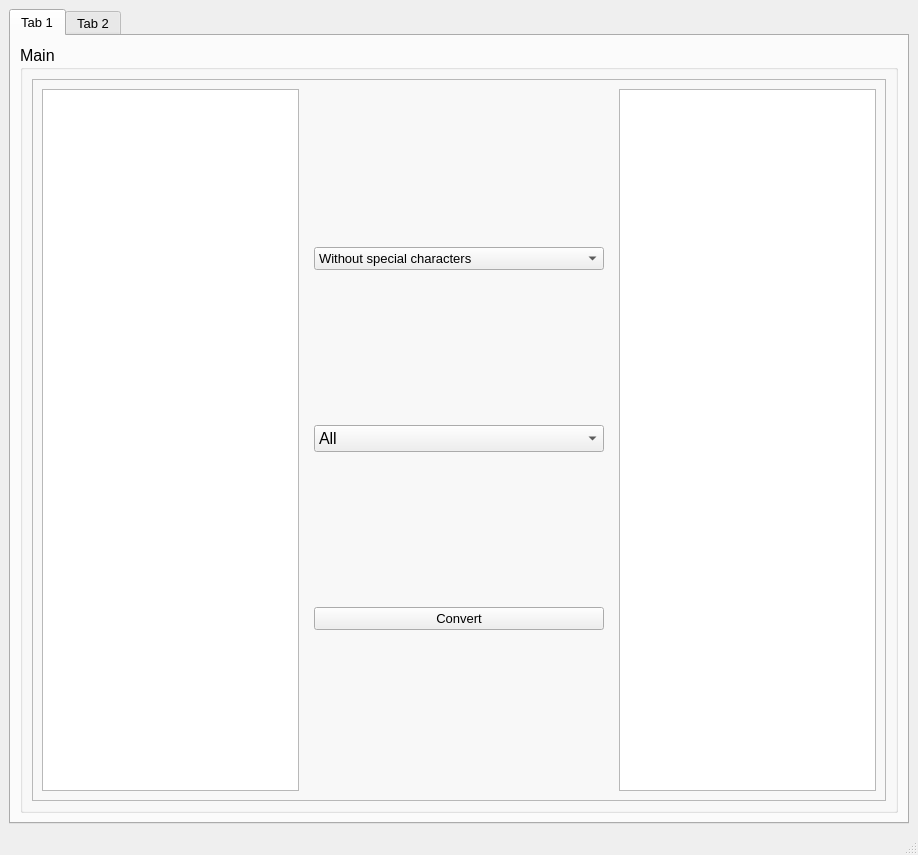
pphatt/qt5, file Random words Project/random1.ui: the form before one commit.
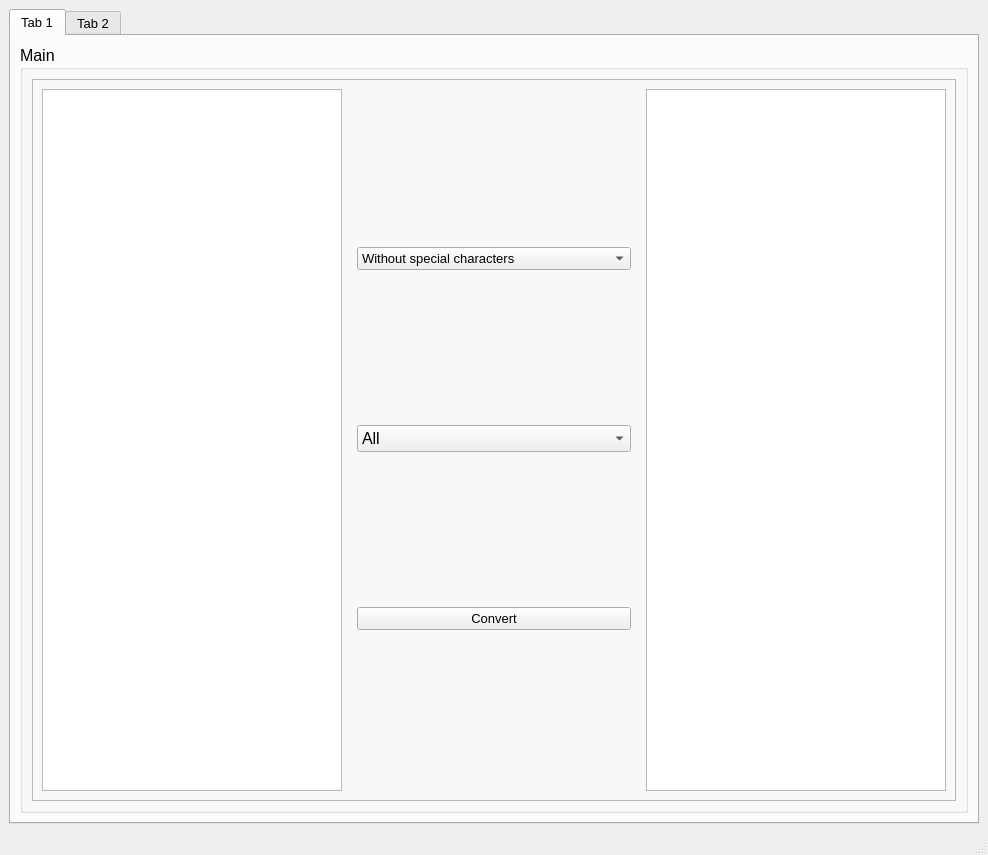
The form after the commit.

The edit to the form file:
```diff
--- a/Random words Project/random1.ui
+++ b/Random words Project/random1.ui
@@ -6,7 +6,7 @@
    <rect>
     <x>0</x>
     <y>0</y>
-    <width>916</width>
+    <width>984</width>
     <height>855</height>
    </rect>
   </property>
@@ -54,7 +54,7 @@
                <widget class="QPlainTextEdit" name="userinput">
                 <property name="minimumSize">
                  <size>
-                  <width>257</width>
+                  <width>300</width>
                   <height>521</height>
                  </size>
                 </property>
@@ -84,7 +84,7 @@
                    </property>
                    <property name="minimumSize">
                     <size>
-                     <width>290</width>
+                     <width>140</width>
                      <height>22</height>
                     </size>
                    </property>
@@ -143,7 +143,7 @@
                <widget class="QTextBrowser" name="output">
                 <property name="minimumSize">
                  <size>
-                  <width>257</width>
+                  <width>300</width>
                   <height>521</height>
                  </size>
                 </property>
```
Left out of the diff: 2 changed lines with no effect on the pictures.
